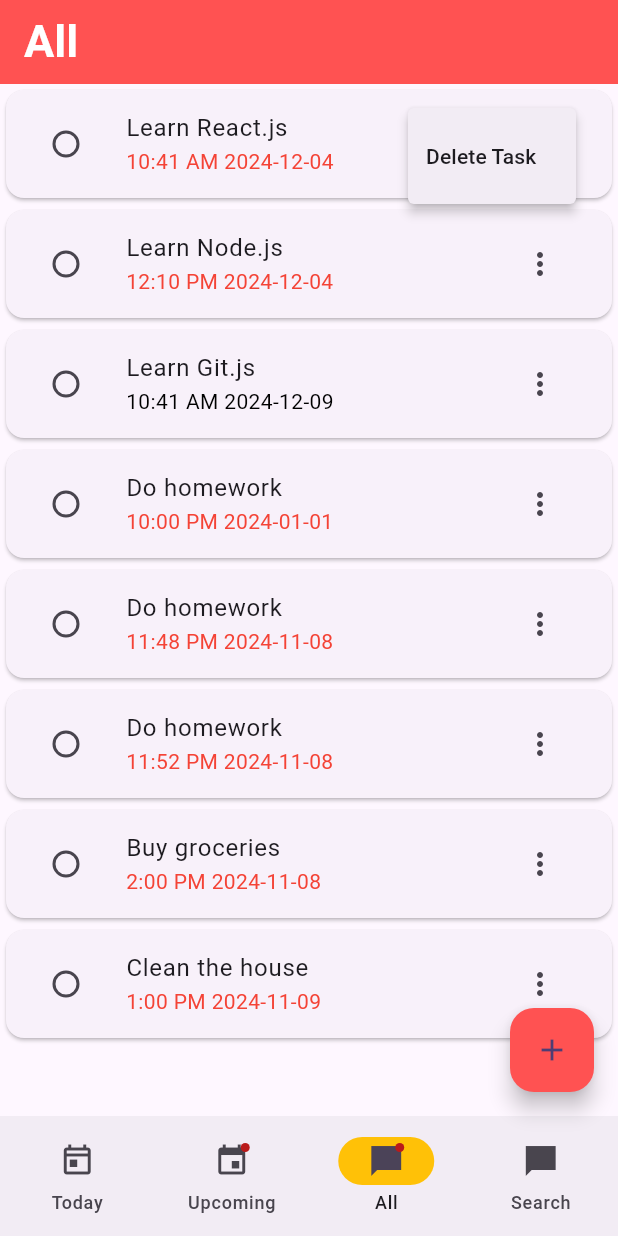
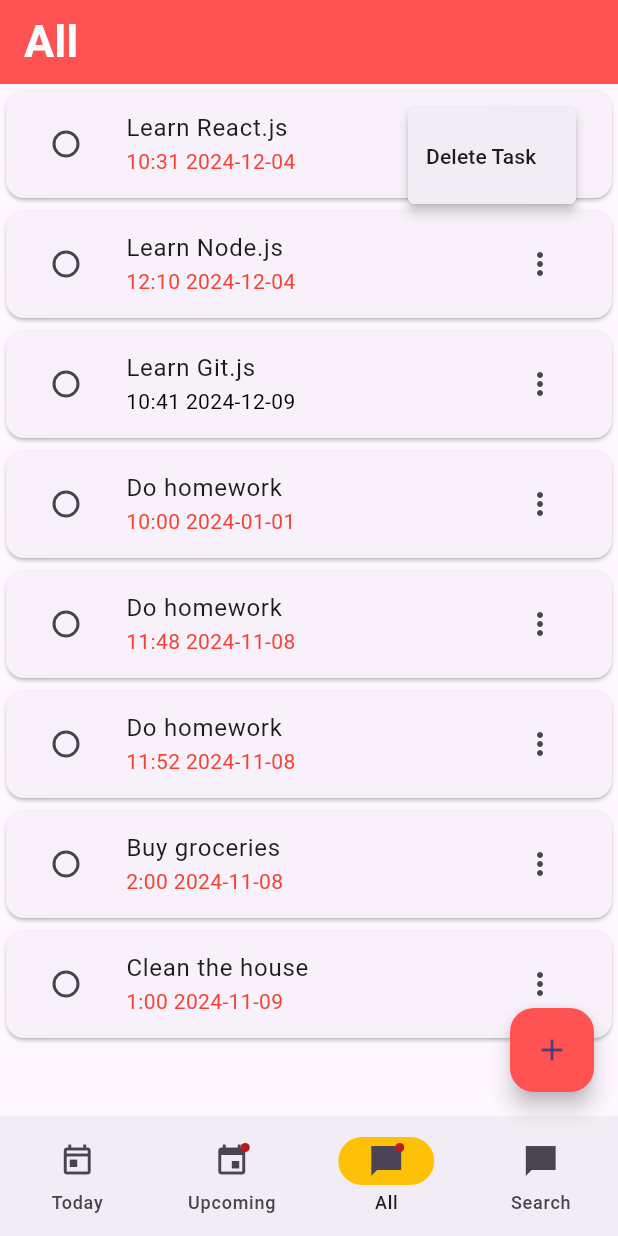
Before and after one commit to Hungyen0303/To-do-list-app-, a Flutter app: the screen it shows after launch, item 3 of the bottom bar chosen, after a tap on the "more vert" icon, on a phone screen of 412 x 824 dp. Run offline on Flutter 3.47's test engine with Material 3 defaults, Android fonts, the phone set to English and light mode, and no system bars; our stand-ins replace flutter_local_notifications, flutter_timezone, rxdart, timezone.

```diff
--- a/lib/BottomSheet.dart
+++ b/lib/BottomSheet.dart
@@ -1,4 +1,7 @@
+import 'dart:math';
+
 import 'package:flutter/material.dart';
+import 'package:intl/intl.dart';
 
 class AddTaskBottomSheet extends StatefulWidget {
   final TextEditingController taskController;
@@ -30,7 +33,7 @@ class _AddTaskBottomSheetState extends State<AddTaskBottomSheet> {
     );
     if (picked != null) {
       setState(() {
-        widget.dateController.text = "${picked.year}-${picked.month}-${picked.day}";
+        widget.dateController.text = DateFormat("yyyy-MM-dd").format(DateTime( picked.year, picked.month , picked.day));
       });
     }
   }
@@ -42,10 +45,12 @@ class _AddTaskBottomSheetState extends State<AddTaskBottomSheet> {
     );
     if (picked != null) {
       setState(() {
-        widget.timeController.text = picked.format(context);
+        final formattedTime = '${picked.hour.toString().padLeft(2, '0')}:${picked.minute.toString().padLeft(2, '0')}';
+        widget.timeController.text = formattedTime;
       });
     }
   }
+
 
   @override
   Widget build(BuildContext context) {
--- a/lib/TaskBar.dart
+++ b/lib/TaskBar.dart
@@ -7,6 +7,7 @@ import 'package:timezone/timezone.dart' as tz;
 
 import 'BottomSheet.dart';
 import 'TaskModel.dart';
+import 'helper/datetime.dart';
 import 'notification_service.dart';
 
 class TaskBar extends StatefulWidget {
@@ -34,26 +35,9 @@ class TaskBar extends StatefulWidget {
 class _TaskbarState extends State<TaskBar> {
   bool _checkBox = false;
 
-  void _scheduleNotification() {
-    if (widget.dueTime.isNotEmpty && widget.dueDate.isNotEmpty){
-    final DateTime dueDateTime = _parseDueDateTime(widget.dueDate, widget.dueTime);
-
-    if (dueDateTime.isAfter(DateTime.now())) {
-      LocalNotifications.showScheduleNotification(
-        notificationId: DateTime.now().millisecondsSinceEpoch,
-        channel: 'task_notifications',
-        title: 'Upcoming Task',
-        body: widget.task,
-        payload: 'Task: ${widget.task}, Due: ${widget.dueDate} ${widget.dueTime}',
-        dueDate: dueDateTime,
-      );
-    }
-    }
-  }
-
   DateTime _parseDueDateTime(String dueDate, String dueTime) {
     final parsedDate = DateFormat('yyyy-MM-dd').parse(dueDate);
-    final parsedTime = DateFormat('hh:mm a').parse(dueTime);
+    final parsedTime = DateFormat('hh:mm').parse(dueTime);
     return DateTime(
       parsedDate.year,
       parsedDate.month,
@@ -61,13 +45,18 @@ class _TaskbarState extends State<TaskBar> {
       parsedTime.hour,
       parsedTime.minute,
     );
+  }
 
+  void showSchduledNotification() {
+    if (DateTimeHelper.getTodayAsString() == widget.dueDate && widget.dueTime != null) {
+      LocalNotification.showSchduledNotification(widget.task , widget.dueTime);
+    }
   }
 
   @override
   void initState() {
     super.initState();
-    _scheduleNotification();
+    showSchduledNotification();
   }
 
   @override
@@ -86,21 +75,23 @@ class _TaskbarState extends State<TaskBar> {
       if (widget.dueDate != null) {
         final parsedDate = DateFormat('yyyy-MM-dd').parse(widget.dueDate);
         if (widget.dueTime != null) {
-          final parsedTime = DateFormat('HH:mm a').parse(widget.dueTime);
+          final parsedTime = DateFormat('HH:mm').parse(widget.dueTime);
           return parsedDate.isBefore(DateTime.now()) &&
               parsedTime.isBefore(DateTime.now());
-
         }
         return parsedDate.isBefore(DateTime.now());
-      }
-        else
-          return false;
-      }
+      } else
+        return false;
+    }
 
-    void _updateTask(String originalTask, String originalDate, String originalTime) {
+    void _updateTask(
+        String originalTask, String originalDate, String originalTime) {
       setState(() {
         final taskToRemove = taskModel.tasks.firstWhere(
-              (t) => t.task == originalTask && t.dueDate == originalDate && t.dueTime == originalTime,
+          (t) =>
+              t.task == originalTask &&
+              t.dueDate == originalDate &&
+              t.dueTime == originalTime,
         );
 
         if (taskToRemove != null) {
@@ -192,10 +183,9 @@ class _TaskbarState extends State<TaskBar> {
         ),
         subtitle: Text(
           "${widget.dueTime} ${widget.dueDate}",
-
-          style: isOverDue() ? const TextStyle(
-            color: Colors.red
-          ) :const  TextStyle(color: Colors.black),
+          style: isOverDue()
+              ? const TextStyle(color: Colors.red)
+              : const TextStyle(color: Colors.black),
         ),
         leading: Checkbox(
           shape: const RoundedRectangleBorder(
@@ -211,7 +201,9 @@ class _TaskbarState extends State<TaskBar> {
         title: Text(
           widget.task,
           style: TextStyle(
-            decoration: widget.isDone ? TextDecoration.lineThrough : TextDecoration.none,
+            decoration: widget.isDone
+                ? TextDecoration.lineThrough
+                : TextDecoration.none,
           ),
         ),
       ),
--- a/lib/TaskModel.dart
+++ b/lib/TaskModel.dart
@@ -13,7 +13,7 @@ class TaskModel extends ChangeNotifier {
     TaskBar(task: "Learn React.js",
         descriptions: "Learn useState",
         dueDate: DateTimeHelper.getTodayAsString(),
-        dueTime: DateTimeHelper.getSomeTimeAsString(11),
+        dueTime: DateTimeHelper.getSomeTimeAsString(1),
         onRemoveTask: (){},
         isDone: false) ,
     TaskBar(task: "Learn Node.js",
@@ -32,7 +32,7 @@ class TaskModel extends ChangeNotifier {
       task: 'Do homework',
       descriptions: 'Complete math homework by 10 PM',
       dueDate: '2024-01-01',
-      dueTime: '10:00 PM',
+      dueTime: '10:00',
       isDone: false,
       onRemoveTask: () {},
     ),
@@ -40,7 +40,7 @@ class TaskModel extends ChangeNotifier {
       task: 'Do homework',
       descriptions: 'Complete math homework by 10 PM',
       dueDate: '2024-11-08',
-      dueTime: '11:48 PM',
+      dueTime: '11:48',
       isDone: false,
       onRemoveTask: () {},
     ),
@@ -48,7 +48,7 @@ class TaskModel extends ChangeNotifier {
       task: 'Do homework',
       descriptions: 'Complete math homework by 10 PM',
       dueDate: '2024-11-08',
-      dueTime: '11:52 PM',
+      dueTime: '11:52',
       isDone: false,
       onRemoveTask: () {},
     ),
@@ -57,7 +57,7 @@ class TaskModel extends ChangeNotifier {
       descriptions: 'Pick up eggs, milk, and bread',
       dueDate: '2024-11-08',
       isDone: false,
-      dueTime: '2:00 PM',
+      dueTime: '2:00',
       onRemoveTask: () {},
     ),
     TaskBar(
@@ -65,7 +65,7 @@ class TaskModel extends ChangeNotifier {
       descriptions: 'Vacuum the living room and clean the kitchen',
       dueDate: '2024-11-09',
       isDone: false,
-      dueTime: '1:00 PM',
+      dueTime: '1:00',
       onRemoveTask: () {},
     ),
   ];
--- a/lib/helper/datetime.dart
+++ b/lib/helper/datetime.dart
@@ -13,11 +13,11 @@ class DateTimeHelper {
 
   static String getTimeAsString() {
     DateTime time = DateTime.now();
-    return DateFormat('HH:mm a').format(time);
+    return DateFormat('HH:mm').format(time);
   }
 
   static String getSomeTimeAsString(int minute) {
     DateTime sometime = DateTime.now().add(Duration(minutes: minute));
-    return DateFormat('HH:mm a').format(sometime);
+    return DateFormat('HH:mm').format(sometime);
   }
 }
--- a/lib/main.dart
+++ b/lib/main.dart
@@ -12,26 +12,14 @@ import 'Upcoming.dart';
 import 'notification_service.dart';
 
 FlutterLocalNotificationsPlugin flutterLocalNotificationsPlugin =
-FlutterLocalNotificationsPlugin();
+    FlutterLocalNotificationsPlugin();
 
 void main() async {
   WidgetsFlutterBinding.ensureInitialized();
-  await LocalNotifications.init();
-
-  await flutterLocalNotificationsPlugin.initialize(
-    InitializationSettings(
-      android: AndroidInitializationSettings('@mipmap/ic_launcher'),
-
-    ),
-  );
-
-  var initialNotification = await flutterLocalNotificationsPlugin.getNotificationAppLaunchDetails();
-  // if (initialNotification?.didNotificationLaunchApp == true) {
-  //   Future.delayed(Duration(seconds: 1), () {
-  //     navigatorKey.currentState!.pushNamed('/another',
-  //         arguments: initialNotification?.notificationResponse?.payload);
-  //   });
-  // }
+  await Future.wait([
+    LocalNotification.init(),
+    // WorkManagerService().init(),
+  ]);
 
   runApp(
     ChangeNotifierProvider(
@@ -60,6 +48,7 @@ class MyApp extends StatelessWidget {
 
 class MyHomePage extends StatefulWidget {
   const MyHomePage({super.key});
+
   @override
   State<MyHomePage> createState() => _MyHomePageState();
 }
@@ -67,11 +56,29 @@ class MyHomePage extends StatefulWidget {
 class _MyHomePageState extends State<MyHomePage> {
   List<String> titles = ["Today", "Upcoming", 'All', 'Search'];
   int currentPageIndex = 0;
+
   @override
   void initState() {
+    listenToNotificationStream();
     super.initState();
-    LocalNotifications.init();
   }
+
+  void listenToNotificationStream() {
+    LocalNotification.streamController.stream.listen(
+      (notificationResponse) {
+        //logic to get product from database.
+        // Navigator.push(
+        //   context,
+        //   MaterialPageRoute(
+        //     builder: (_) => NotificationDetailsScreen(
+        //       response: notificationResponse,
+        //     ),
+        //   ),
+        // );
+      },
+    );
+  }
+
   @override
   Widget build(BuildContext context) {
     TextEditingController _dateController = TextEditingController();
@@ -91,6 +98,7 @@ class _MyHomePageState extends State<MyHomePage> {
         parsedTime.minute,
       );
     }
+
     void _createTask() {
       if (_taskController.text.isEmpty) {
         showDialog(
@@ -110,19 +118,7 @@ class _MyHomePageState extends State<MyHomePage> {
         );
         return;
       }
-      // final DateTime dueDateTime = _parseDueDateTime(
-      //   _dateController.text,
-      //   _timeController.text,
-      // );
 
-      // final DateTime notificationTime = dueDateTime.subtract(const Duration(minutes: 10));
-      // if (notificationTime.isAfter(DateTime.now())) {
-      //   NotificationService.scheduleNotification(
-      //     title: 'Upcoming Task',
-      //     body: _taskController.text,
-      //     scheduledTime: notificationTime,
-      //   );
-      // }
       setState(() {
         taskModel.addTask(
           TaskBar(
@@ -131,9 +127,7 @@ class _MyHomePageState extends State<MyHomePage> {
             dueDate: _dateController.text,
             dueTime: _timeController.text,
             isDone: false,
-            onRemoveTask: () {
-
-            },
+            onRemoveTask: () {},
           ),
         );
       });
@@ -145,16 +139,6 @@ class _MyHomePageState extends State<MyHomePage> {
 
       Navigator.pop(context);
     }
-
-
-    void sendTestNotification() {
-      LocalNotifications.showSimpleNotification(
-        title: "Test Notification",
-        body: "This is a test notification sent from the button.",
-        payload: "Test Payload",
-      );
-    }
-
 
 
     return Scaffold(
@@ -182,12 +166,9 @@ class _MyHomePageState extends State<MyHomePage> {
                 dateController: _dateController,
                 timeController: _timeController,
                 onChangeTask: _createTask,
-
-
               );
             },
           );
-
         },
         child: const Icon(Icons.add),
       ),
@@ -221,17 +202,11 @@ class _MyHomePageState extends State<MyHomePage> {
         ],
       ),
       body:
-      // Center(
-      //   child: ElevatedButton(
-      //     onPressed: sendTestNotification,
-      //     child: const Text('Send Notification'),
-      //   ),
-      // ),
       [
-        TodoListToday(),
-        UpcomingTodoList(),
-        AllTodoList(),
-        Search(),
+        const TodoListToday(),
+        const UpcomingTodoList(),
+        const AllTodoList(),
+        const Search(),
       ][currentPageIndex],
     );
   }
--- a/lib/notification_service.dart
+++ b/lib/notification_service.dart
@@ -1,68 +1,49 @@
+import 'dart:async';
+import 'dart:developer';
+
 import 'package:flutter_local_notifications/flutter_local_notifications.dart';
+import 'package:flutter_timezone/flutter_timezone.dart';
+import 'package:intl/intl.dart';
 import 'package:rxdart/rxdart.dart';
-import 'package:timezone/data/latest.dart' as tz;
+import 'package:timezone/data/latest_all.dart' as tz;
 import 'package:timezone/timezone.dart' as tz;
 
-class LocalNotifications {
-  static final FlutterLocalNotificationsPlugin
-  _flutterLocalNotificationsPlugin = FlutterLocalNotificationsPlugin();
+class LocalNotification {
   static final onClickNotification = BehaviorSubject<String>();
 
   static void onNotificationTap(NotificationResponse notificationResponse) {
     onClickNotification.add(notificationResponse.payload!);
   }
 
+  static FlutterLocalNotificationsPlugin flutterLocalNotificationsPlugin =
+      FlutterLocalNotificationsPlugin();
+
   static Future init() async {
     const AndroidInitializationSettings initializationSettingsAndroid =
-    AndroidInitializationSettings('ic_launcher');
+        AndroidInitializationSettings('@mipmap/ic_launcher');
+    final DarwinInitializationSettings initializationSettingsDarwin =
+        DarwinInitializationSettings();
+
     final LinuxInitializationSettings initializationSettingsLinux =
         LinuxInitializationSettings(defaultActionName: 'Open notification');
     final InitializationSettings initializationSettings =
         InitializationSettings(
             android: initializationSettingsAndroid,
+            iOS: initializationSettingsDarwin,
+            macOS: initializationSettingsDarwin,
             linux: initializationSettingsLinux);
-
-    _flutterLocalNotificationsPlugin.resolvePlatformSpecificImplementation<
-        AndroidFlutterLocalNotificationsPlugin>()?.requestNotificationsPermission();
-
-
-    _flutterLocalNotificationsPlugin.initialize(initializationSettings,
+    await flutterLocalNotificationsPlugin.initialize(initializationSettings,
         onDidReceiveNotificationResponse: onNotificationTap,
         onDidReceiveBackgroundNotificationResponse: onNotificationTap);
   }
-  static Future showScheduleNotification({
-    required int notificationId,
-    required String channel,
-    required String title,
+
+  static StreamController<NotificationResponse> streamController =
+      StreamController();
+
+  static Future showSimpleNotification(
+      {required String title,
       required String body,
-    required String payload,
-    required DateTime dueDate,
-  }) async {
-    tz.initializeTimeZones();
-    await _flutterLocalNotificationsPlugin.zonedSchedule(
-        notificationId,
-        title,
-        body,
-        //tz.TZDateTime.from(dueDate,tz.local).add(const Duration(seconds: 60)),
-        tz.TZDateTime.from(dueDate,tz.local).subtract(const Duration(minutes: 10)),
-        NotificationDetails(
-            android: AndroidNotificationDetails(
-                channel, 'your channel name',
-                channelDescription: 'your channel description',
-                importance: Importance.max,
-                priority: Priority.high,
-                ticker: 'ticker')),
-        androidScheduleMode: AndroidScheduleMode.exactAllowWhileIdle,
-        uiLocalNotificationDateInterpretation:
-        UILocalNotificationDateInterpretation.absoluteTime,
-        payload: payload);
-  }
-
-  static Future showSimpleNotification({
-    required String title,
-    required String body,
-    required String payload,
-  }) async {
+      required String payload}) async {
     const AndroidNotificationDetails androidNotificationDetails =
         AndroidNotificationDetails('your channel id', 'your channel name',
             channelDescription: 'your channel description',
@@ -71,14 +52,95 @@ class LocalNotifications {
             ticker: 'ticker');
     const NotificationDetails notificationDetails =
         NotificationDetails(android: androidNotificationDetails);
-    await _flutterLocalNotificationsPlugin
+    await flutterLocalNotificationsPlugin
         .show(0, title, body, notificationDetails, payload: payload);
   }
-  static Future cancel(int id) async {
-    await _flutterLocalNotificationsPlugin.cancel(id);
+
+  static void showSchduledNotification2() async {
+    const AndroidNotificationDetails android = AndroidNotificationDetails(
+      'schduled notification',
+      'id 3',
+      importance: Importance.max,
+      priority: Priority.high,
+    );
+    NotificationDetails details = const NotificationDetails(
+      android: android,
+    );
+    tz.initializeTimeZones();
+    log(tz.local.name);
+    log("Before ${tz.TZDateTime.now(tz.local).hour}");
+    final String currentTimeZone = await FlutterTimezone.getLocalTimezone();
+    log(currentTimeZone);
+    tz.setLocalLocation(tz.getLocation(currentTimeZone));
+    log(tz.local.name);
+    log("After ${tz.TZDateTime.now(tz.local).hour}");
+
+    tz.initializeTimeZones();
+    log('Múi giờ hiện tại: ${tz.local.name}');
+
+    log('Múi giờ từ FlutterTimezone: $currentTimeZone');
+
+    tz.setLocalLocation(tz.getLocation(currentTimeZone));
+    log('Múi giờ sau khi thiết lập: ${tz.local.name}');
+
+    final scheduledTime =
+        tz.TZDateTime.now(tz.local).add(const Duration(seconds: 10));
+    log('Thời gian lên lịch: $scheduledTime');
+    await flutterLocalNotificationsPlugin.zonedSchedule(
+      100,
+      'Schduled Notification',
+      'body',
+      tz.TZDateTime.now(tz.local).add(const Duration(seconds: 10)),
+      // tz.TZDateTime(
+      //   tz.local,
+      //   2024,
+      //   2,
+      //   10,
+      //   21,
+      //   30,
+      // ),
+      details,
+      payload: 'zonedSchedule',
+      uiLocalNotificationDateInterpretation:
+          UILocalNotificationDateInterpretation.absoluteTime,
+      androidScheduleMode: AndroidScheduleMode.exactAllowWhileIdle,
+    );
   }
 
-  static Future cancelAll() async {
-    await _flutterLocalNotificationsPlugin.cancelAll();
+  static void showSchduledNotification(String task, String dueTime) async {
+    const String channelId = 'scheduled_tasks_channel';
+    AndroidNotificationDetails android = const AndroidNotificationDetails(
+      channelId,
+      'id 3',
+      importance: Importance.max,
+      priority: Priority.high,
+    );
+    NotificationDetails details = NotificationDetails(
+      android: android,
+    );
+    tz.initializeTimeZones();
+    final String currentTimeZone = await FlutterTimezone.getLocalTimezone();
+    tz.setLocalLocation(tz.getLocation(currentTimeZone));
+
+    DateTime parsedTime = DateFormat('hh:mm').parse(dueTime);
+    tz.TZDateTime scheduledTime = tz.TZDateTime(
+      tz.local,
+      DateTime.now().year,
+      DateTime.now().month,
+      DateTime.now().day,
+      parsedTime.hour,
+      parsedTime.minute,
+    );
+    await flutterLocalNotificationsPlugin.zonedSchedule(
+      task.hashCode,
+      task,
+      'body',
+      scheduledTime,
+      details,
+      payload: task,
+      uiLocalNotificationDateInterpretation:
+          UILocalNotificationDateInterpretation.absoluteTime,
+      androidScheduleMode: AndroidScheduleMode.exact,
+    );
   }
 }
--- a/pubspec.yaml
+++ b/pubspec.yaml
@@ -34,11 +34,10 @@ dependencies:
   provider: ^6.0.5
 
 
-
   # The following adds the Cupertino Icons font to your application.
   # Use with the CupertinoIcons class for iOS style icons.
   cupertino_icons: ^1.0.8
-  flutter_local_notifications: ^18.0.0
+  flutter_local_notifications: ^18.0.1
   flutter_timezone: ^3.0.1
   rxdart: ^0.28.0
 
```
Also changed, not shown: pubspec.lock, 3 other files. Lines whose indentation alone changed are shown as unchanged.
